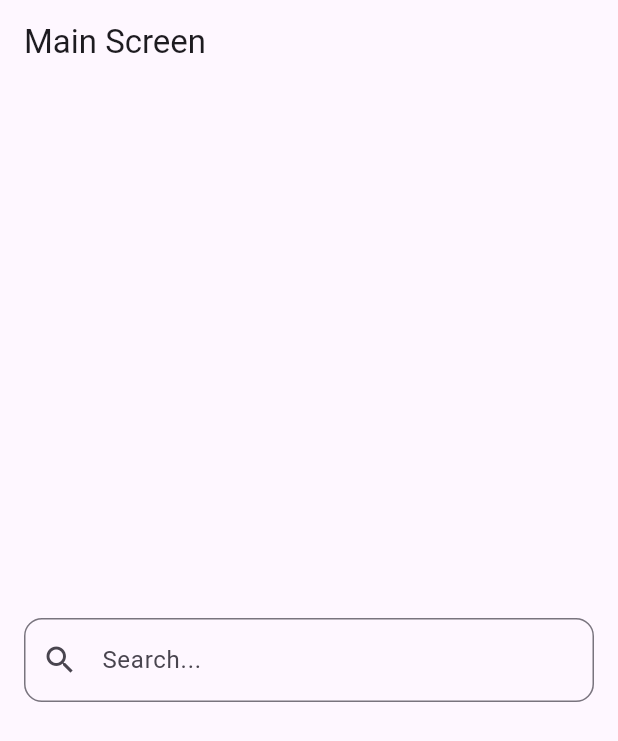
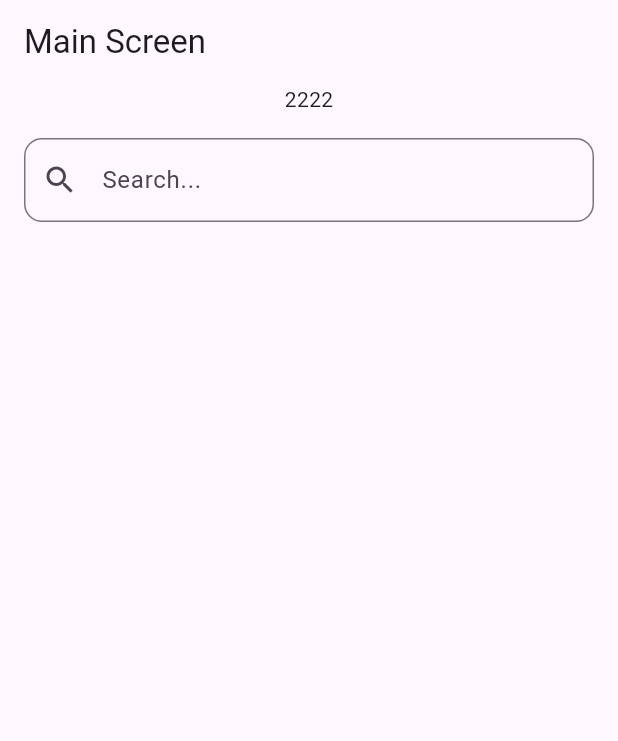
Before and after one commit to amaarhawela/test_search, a Flutter app: the screen it shows after launch, on a phone screen of 412 x 824 dp. Shown: the top 741 px of the screen. Run offline on Flutter 3.47's test engine with Material 3 defaults, Android fonts, the phone set to English and light mode, and no system bars; our stand-ins replace flutter_bloc.

```diff
--- a/lib/views/home_screen.dart
+++ b/lib/views/home_screen.dart
@@ -1,6 +1,7 @@
 import 'package:flutter/material.dart';
 import 'package:flutter_bloc/flutter_bloc.dart';
 import 'package:test_app/cubit/search_cubit.dart';
+import 'package:test_app/first_task.dart/first_task.dart';
 import 'package:test_app/views/search_screen.dart';
 
 class HomeScreen extends StatelessWidget {
@@ -15,7 +16,17 @@ class HomeScreen extends StatelessWidget {
 
     return Scaffold(
       appBar: AppBar(title: const Text("Main Screen")),
-      body: Center(
+      body: Column(
+        children: [
+          InkWell(
+            onTap: () {
+              Navigator.push(
+                    context,
+                    MaterialPageRoute(builder: (_) => const NumbersColor()),
+                  );
+            } ,
+            child: Text('2222')),
+          Center(
             child: Padding(
               padding: const EdgeInsets.all(16.0),
               child: GestureDetector(
@@ -41,6 +52,8 @@ class HomeScreen extends StatelessWidget {
               ),
             ),
           ),
+        ],
+      ),
     );
   }
 }
```
Also changed, not shown: lib/first_task.dart/first_task.dart (added, +51 -0 lines). Lines whose indentation alone changed are shown as unchanged.
